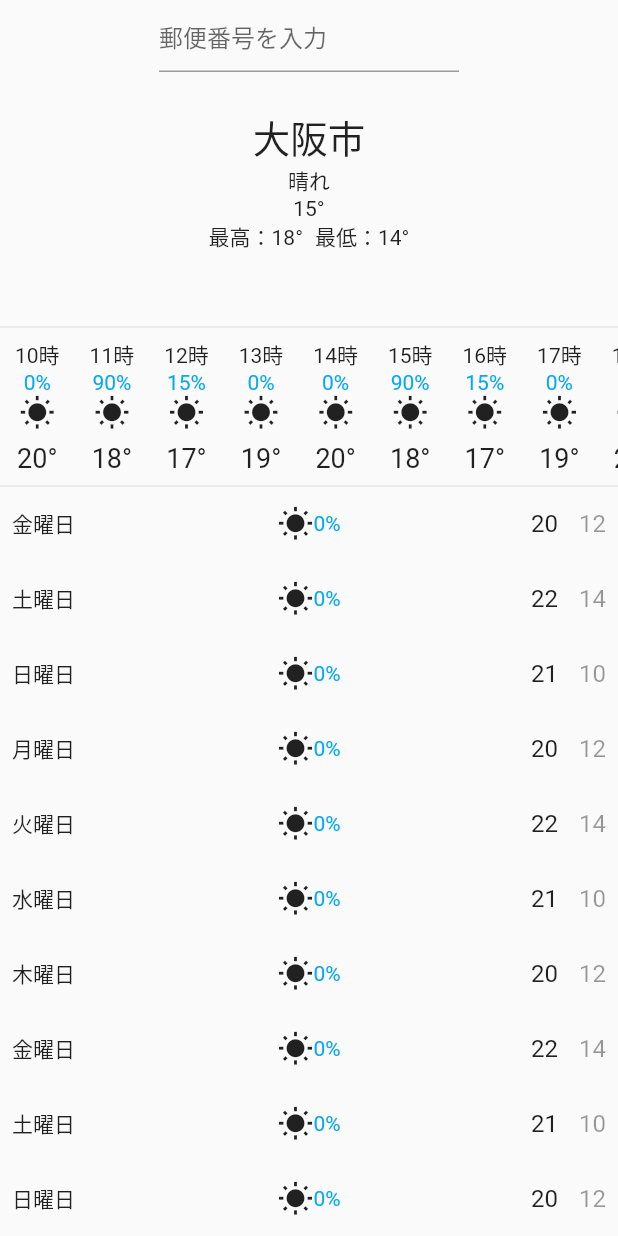
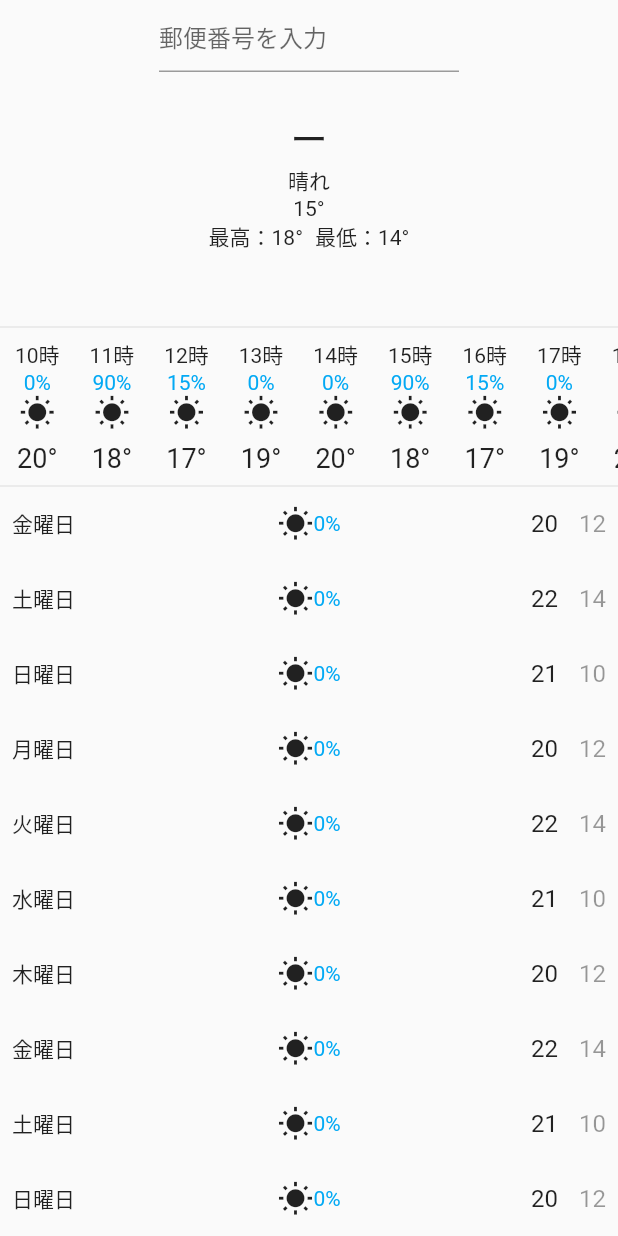
Before and after one commit to yu-s1127/flutter_weather_app, a Flutter app: the screen it shows after launch, on a phone screen of 412 x 824 dp. Run offline on Flutter 3.47's test engine with Material 2 defaults, Android fonts, the phone set to English and light mode, and no system bars.

Commit message:
APIで取得した市名を表示

```diff
--- a/lib/top_page.dart
+++ b/lib/top_page.dart
@@ -17,6 +17,8 @@ class _TopPageState extends State<TopPage> {
     temperatureMaximum: 18,
     temperatureMinimum: 14,
   );
+
+  String address = 'ー';
 
   List<Weather> houryWeather = [
     Weather(
@@ -255,9 +257,10 @@ class _TopPageState extends State<TopPage> {
               width: 200,
               child: TextField(
                 onSubmitted: (value) async {
-                  String address =
-                      await ZipCode.searchAddressFromZipCode(value);
-                  print(address);
+                  String result = await ZipCode.searchAddressFromZipCode(value);
+                  setState(() {
+                    address = result;
+                  });
                 },
                 keyboardType: TextInputType.number,
                 decoration: const InputDecoration(
@@ -268,9 +271,9 @@ class _TopPageState extends State<TopPage> {
             const Padding(
               padding: EdgeInsets.only(top: 25),
             ),
-            const Text(
-              '大阪市',
-              style: TextStyle(
+            Text(
+              address,
+              style: const TextStyle(
                 fontSize: 25,
               ),
             ),
```
